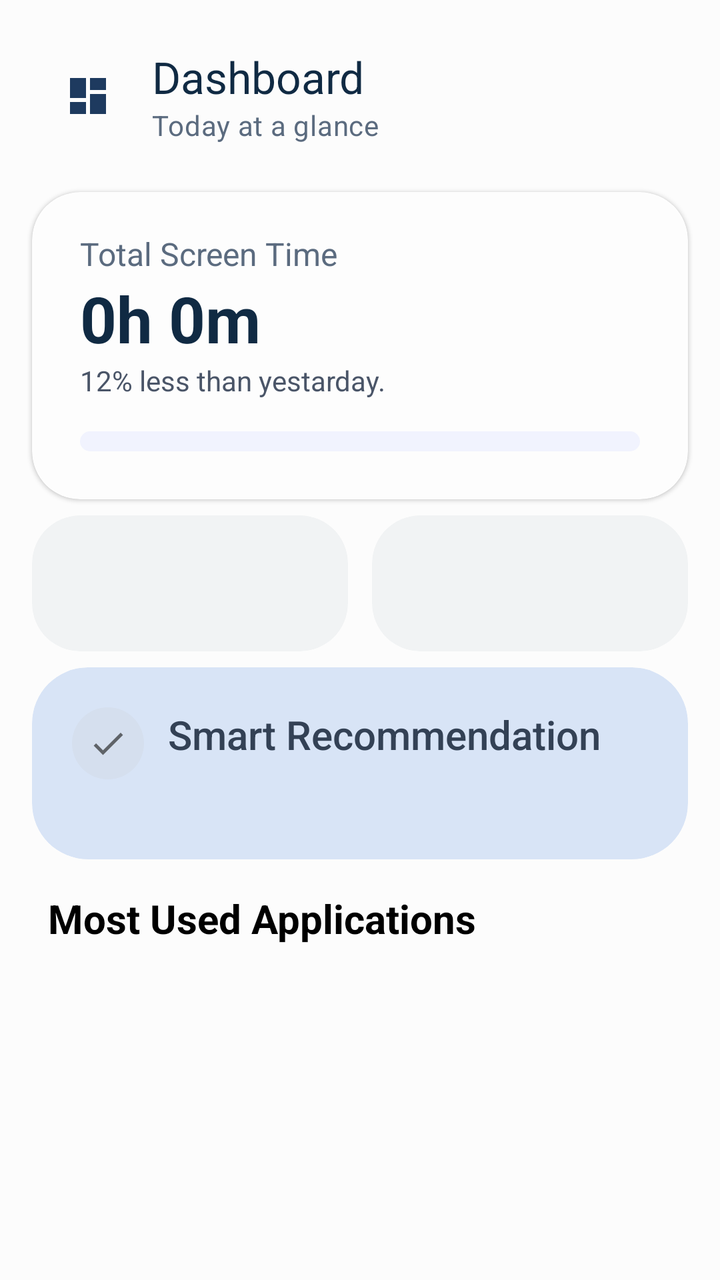
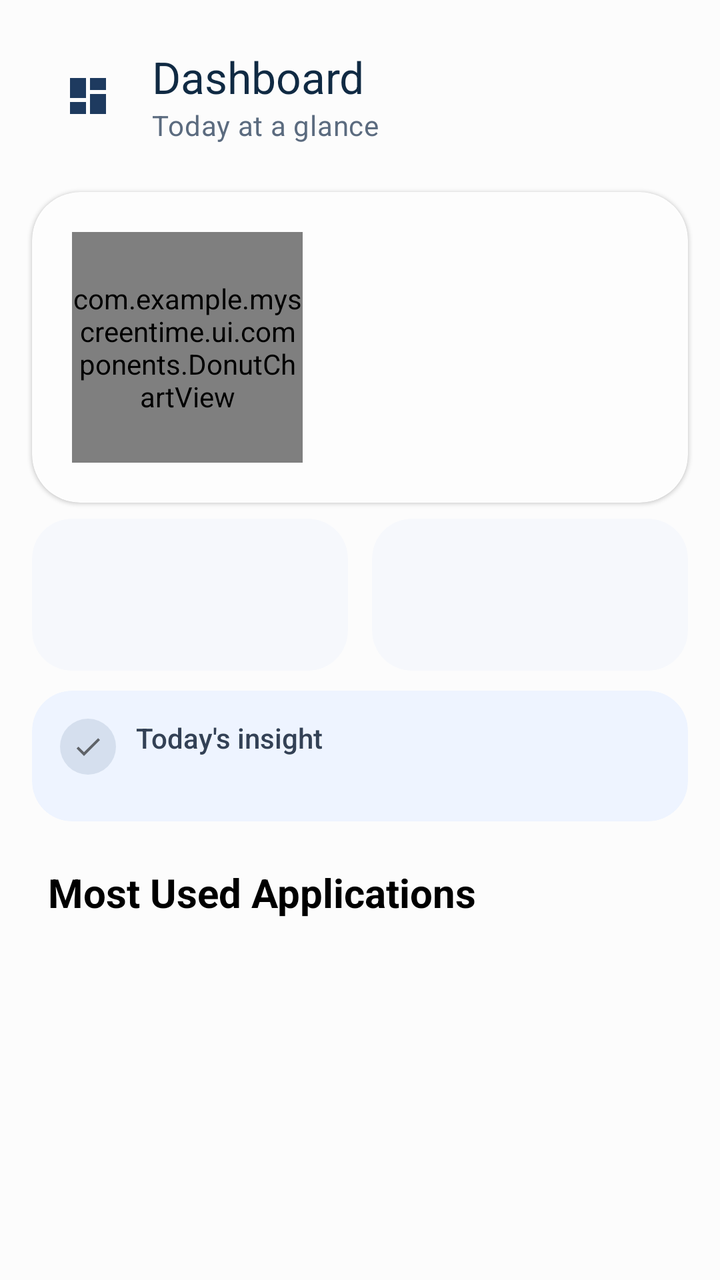

Before-and-after screenshots of an Android layout around one commit, followed by the original layout XML and the change that was made.
<!-- AndroidManifest.xml: application theme Theme.MyScreenTime -->
<!-- res/layout/fragment_dashboard.xml -->
<?xml version="1.0" encoding="utf-8"?>
<androidx.coordinatorlayout.widget.CoordinatorLayout
    xmlns:android="http://schemas.android.com/apk/res/android"
    xmlns:app="http://schemas.android.com/apk/res-auto"
    xmlns:tools="http://schemas.android.com/tools"
    android:layout_width="match_parent"
    android:layout_height="match_parent"
    android:background="@color/new_white"
    tools:context=".fragments.dashboardscreen.DashboardFragment">

    <com.google.android.material.appbar.AppBarLayout
        android:layout_width="match_parent"
        android:layout_height="wrap_content"
        android:background="@android:color/transparent"
        app:elevation="0dp">

        <com.google.android.material.appbar.MaterialToolbar
            android:id="@+id/dashboard_top_app_bar"
            android:layout_width="match_parent"
            android:layout_height="wrap_content"
            android:layout_marginStart="16dp"
            android:layout_marginTop="16dp"
            android:layout_marginEnd="16dp"
            android:backgroundTint="#EEF4FF"
            app:navigationIcon="@drawable/baseline_dashboard_24"
            app:navigationIconTint="#1E3A5F"
            app:title="Dashboard"
            app:subtitle="Today at a glance"
            app:titleCentered="false"
            app:contentInsetStartWithNavigation="24dp"
            app:titleTextAppearance="@style/TextAppearance.Material3.TitleLarge"
            app:titleTextColor="#102A43"
            app:subtitleTextAppearance="@style/TextAppearance.Material3.BodyMedium"
            app:subtitleTextColor="#5B6B7F" />

    </com.google.android.material.appbar.AppBarLayout>

    <androidx.core.widget.NestedScrollView
        android:layout_width="match_parent"
        android:layout_height="match_parent"
        android:fillViewport="true"
        android:overScrollMode="never"
        app:layout_behavior="@string/appbar_scrolling_view_behavior">

        <androidx.constraintlayout.widget.ConstraintLayout
            android:layout_width="match_parent"
            android:layout_height="wrap_content">

            <include
                android:id="@+id/total_time_card"
                layout="@layout/dashboard_total_card"
                android:layout_width="match_parent"
                android:layout_height="wrap_content"
                android:layout_marginStart="16dp"
                android:layout_marginTop="16dp"
                android:layout_marginEnd="16dp"
                app:layout_constraintTop_toTopOf="parent"
                app:layout_constraintStart_toStartOf="parent"
                app:layout_constraintEnd_toEndOf="parent" />

            <LinearLayout
                android:id="@+id/highlights_row"
                android:layout_width="match_parent"
                android:layout_height="wrap_content"
                android:orientation="horizontal"
                android:baselineAligned="false"
                android:layout_marginStart="16dp"
                android:layout_marginTop="8dp"
                android:layout_marginEnd="16dp"
                app:layout_constraintTop_toBottomOf="@id/total_time_card">

                <include
                    android:id="@+id/most_used_app_card"
                    layout="@layout/dashboard_card_highlight"
                    android:layout_width="0dp"
                    android:layout_height="wrap_content"
                    android:layout_weight="1"
                    android:layout_marginEnd="6dp" />

                <include
                    android:id="@+id/last_used_app_card"
                    layout="@layout/dashboard_card_highlight"
                    android:layout_width="0dp"
                    android:layout_height="wrap_content"
                    android:layout_weight="1"
                    android:layout_marginStart="6dp" />

            </LinearLayout>

            <include
                android:id="@+id/insight_card"
                layout="@layout/dashboard_insight_card"
                android:layout_width="match_parent"
                android:layout_height="wrap_content"
                android:layout_marginStart="16dp"
                android:layout_marginTop="8dp"
                android:layout_marginEnd="16dp"
                app:layout_constraintTop_toBottomOf="@id/highlights_row"
                app:layout_constraintStart_toStartOf="parent"
                app:layout_constraintEnd_toEndOf="parent" />

            <TextView
                android:id="@+id/title_text"
                android:layout_width="wrap_content"
                android:layout_height="wrap_content"
                android:layout_marginStart="24dp"
                android:layout_marginTop="16dp"
                android:layout_marginEnd="24dp"
                android:text="Most Used Applications"
                android:textColor="@android:color/black"
                android:textSize="20sp"
                android:textStyle="bold"
                app:layout_constraintTop_toBottomOf="@id/insight_card"
                app:layout_constraintStart_toStartOf="parent" />

            <androidx.recyclerview.widget.RecyclerView
                android:id="@+id/app_list"
                android:layout_width="0dp"
                android:layout_height="wrap_content"
                android:clipToPadding="false"
                android:nestedScrollingEnabled="false"
                android:paddingStart="8dp"
                android:paddingTop="4dp"
                android:paddingEnd="8dp"
                android:paddingBottom="16dp"
                app:layout_constraintTop_toBottomOf="@id/title_text"
                app:layout_constraintBottom_toBottomOf="parent"
                app:layout_constraintStart_toStartOf="parent"
                app:layout_constraintEnd_toEndOf="parent" />

        </androidx.constraintlayout.widget.ConstraintLayout>

    </androidx.core.widget.NestedScrollView>

</androidx.coordinatorlayout.widget.CoordinatorLayout>
<!-- res/layout/dashboard_total_card.xml (included above) -->
<?xml version="1.0" encoding="utf-8"?>
<com.google.android.material.card.MaterialCardView xmlns:android="http://schemas.android.com/apk/res/android"
    xmlns:app="http://schemas.android.com/apk/res-auto"
    android:layout_width="match_parent"
    android:layout_height="wrap_content"
    app:cardBackgroundColor="@color/bright_white"
    app:cardCornerRadius="24dp"
    app:cardElevation="1dp"
    app:strokeWidth="0dp"
    app:cardUseCompatPadding="@android:bool/config_enableMaterialDesignInPackageInstaller">

    <LinearLayout
        android:id="@+id/total_screen_card"
        android:layout_width="match_parent"
        android:layout_height="wrap_content"
        android:orientation="vertical"
        android:paddingLeft="24dp"
        android:paddingTop="20dp"
        android:paddingRight="24dp"
        android:paddingBottom="12dp">

        <TextView
            android:layout_width="wrap_content"
            android:layout_height="wrap_content"
            android:text="Total Screen Time"
            android:textSize="16dp"
            android:textColor="#5B6B7F"
            />

        <TextView
            android:id="@+id/total_screen_textview"
            android:layout_width="wrap_content"
            android:layout_height="wrap_content"
            android:text="0h 0m"
            android:textSize="32dp"
            android:textStyle="bold"
            android:textColor="#102A43"/>

        
        <TextView
            android:id="@+id/percent_comp_textview"
            android:layout_width="wrap_content"
            android:layout_height="wrap_content"
            android:text="12% less than yestarday."
            android:textColor="#4A5568"
            android:textSize="14sp" />

        <LinearLayout
            android:id="@+id/total_screen_breakdown_container"
            android:layout_width="match_parent"
            android:layout_height="10dp"
            android:layout_marginTop="16dp"
            android:orientation="horizontal"
            android:weightSum="1"
            android:background="@drawable/breakdown_bar_background">
            
        </LinearLayout>

        <com.google.android.material.chip.ChipGroup
            android:id="@+id/breakdown_legend_container"
            android:layout_width="match_parent"
            android:layout_height="wrap_content"
            android:layout_marginTop="12dp"
            app:chipSpacingVertical="4dp"
            app:chipSpacingHorizontal="8dp">
            
        </com.google.android.material.chip.ChipGroup>

    </LinearLayout>


</com.google.android.material.card.MaterialCardView>
<!-- res/layout/dashboard_card_highlight.xml (included above) -->
<?xml version="1.0" encoding="utf-8"?>
<com.google.android.material.card.MaterialCardView
    xmlns:android="http://schemas.android.com/apk/res/android"
    xmlns:app="http://schemas.android.com/apk/res-auto"
    android:id="@+id/app_card"
    android:layout_width="match_parent"
    android:layout_height="wrap_content"
    app:cardBackgroundColor="#F1F3F4"
    app:cardCornerRadius="24dp"
    app:strokeWidth="0dp">

    
    <LinearLayout
        android:layout_width="match_parent"
        android:layout_height="wrap_content"
        android:orientation="horizontal"
        android:gravity="center_vertical"
        android:padding="16dp">

        
        <ImageView
            android:id="@+id/iv_app_icon"
            android:layout_width="36dp"
            android:layout_height="36dp"
            android:layout_marginEnd="16dp"
            android:padding="2dp"
            app:tint="#5F6368" />

        
        <LinearLayout
            android:layout_width="0dp"
            android:layout_height="wrap_content"
            android:layout_weight="1"
            android:orientation="vertical">

            <TextView
                android:id="@+id/text_above_app_name"
                android:layout_width="wrap_content"
                android:layout_height="wrap_content"
                android:textColor="#5F6368"
                android:textSize="10sp"
                android:maxLines="1"
                android:ellipsize="end"
                android:fontFamily="sans-serif-medium" />

            <TextView
                android:id="@+id/tv_app_name"
                android:layout_width="wrap_content"
                android:layout_height="wrap_content"
                android:textColor="#000000"
                android:textSize="15sp"
                android:maxLines="1"
                android:ellipsize="end"
                android:fontFamily="sans-serif-bold"
                android:layout_marginTop="1dp" />

        </LinearLayout>

    </LinearLayout>

</com.google.android.material.card.MaterialCardView>
<!-- res/layout/dashboard_insight_card.xml (included above) -->
<?xml version="1.0" encoding="utf-8"?>
<com.google.android.material.card.MaterialCardView xmlns:android="http://schemas.android.com/apk/res/android"
    xmlns:app="http://schemas.android.com/apk/res-auto"
    android:layout_width="match_parent"
    android:layout_height="wrap_content"
    app:cardBackgroundColor="#D8E4F6"
    app:cardCornerRadius="28dp"
    app:strokeWidth="0dp">

    <LinearLayout
        android:layout_width="match_parent"
        android:layout_height="wrap_content"
        android:gravity="top"
        android:orientation="horizontal"
        android:padding="20dp">

        <ImageView
            android:id="@+id/insight_icon"
            android:layout_width="36dp"
            android:layout_height="36dp"
            android:layout_marginEnd="12dp"
            android:background="@drawable/circle_background"
            android:padding="8dp"
            android:src="@drawable/baseline_check_24"
            app:tint="#5F6368" />

        <LinearLayout
            android:layout_width="0dp"
            android:layout_height="wrap_content"
            android:layout_weight="1"
            android:orientation="vertical">

            <TextView
                android:id="@+id/insight_title"
                android:layout_width="wrap_content"
                android:layout_height="wrap_content"
                android:text="Smart Recommendation"
                android:textColor="#334155"
                android:textSize="20sp"
                android:fontFamily="sans-serif-medium" />

            <TextView
                android:id="@+id/insight_body"
                android:layout_width="match_parent"
                android:layout_height="wrap_content"
                android:layout_marginTop="10dp"
                android:lineSpacingExtra="2dp"
                android:textColor="#475569"
                android:textSize="14sp"
                android:fontFamily="sans-serif" />

        </LinearLayout>

    </LinearLayout>

</com.google.android.material.card.MaterialCardView>
<!-- resources referenced by this layout -->
<resources>
  <color name="bright_white">#FDFDFD</color>
  <color name="new_white">#FCFCFC</color>
  <!-- drawable baseline_check_24 (drawable) -->
  <vector xmlns:android="http://schemas.android.com/apk/res/android" android:height="24dp" android:tint="#000000" android:viewportHeight="24" android:viewportWidth="24" android:width="24dp">
        
      <path android:fillColor="@android:color/white" android:pathData="M9,16.17L4.83,12l-1.42,1.41L9,19 21,7l-1.41,-1.41z"/>
      
  </vector>
  <!-- drawable baseline_dashboard_24 (drawable) -->
  <vector xmlns:android="http://schemas.android.com/apk/res/android" android:height="24dp" android:tint="#000000" android:viewportHeight="24" android:viewportWidth="24" android:width="24dp">
        
      <path android:fillColor="@android:color/white" android:pathData="M3,13h8L11,3L3,3v10zM3,21h8v-6L3,15v6zM13,21h8L21,11h-8v10zM13,3v6h8L21,3h-8z"/>
      
  </vector>
  <!-- drawable breakdown_bar_background (drawable) -->
  <?xml version="1.0" encoding="utf-8"?>
  <shape xmlns:android="http://schemas.android.com/apk/res/android"
      android:shape="rectangle">
      <solid android:color="#F1F3FE" />
      <corners android:radius="6dp" />
  </shape>
  <!-- drawable circle_background (drawable) -->
  <?xml version="1.0" encoding="utf-8"?>
  <shape xmlns:android="http://schemas.android.com/apk/res/android"
      android:shape="oval">
      <solid android:color="@color/blue_grey" />
  </shape>
  <style name="Theme.MyScreenTime" parent="Base.Theme.MyScreenTime" />
  <color name="blue_grey">#D5DFEE</color>
  <style name="Base.Theme.MyScreenTime" parent="Theme.Material3.Light.NoActionBar">
          
          
      </style>
</resources>

<!-- the commit's change to res/layout/fragment_dashboard.xml (unified diff, before → after) -->
@@ -93,7 +93,7 @@
                 android:layout_width="match_parent"
                 android:layout_height="wrap_content"
                 android:layout_marginStart="16dp"
-                android:layout_marginTop="8dp"
+                android:layout_marginTop="10dp"
                 android:layout_marginEnd="16dp"
                 app:layout_constraintTop_toBottomOf="@id/highlights_row"
                 app:layout_constraintStart_toStartOf="parent"
@@ -104,7 +104,7 @@
                 android:layout_width="wrap_content"
                 android:layout_height="wrap_content"
                 android:layout_marginStart="24dp"
-                android:layout_marginTop="16dp"
+                android:layout_marginTop="22dp"
                 android:layout_marginEnd="24dp"
                 android:text="Most Used Applications"
                 android:textColor="@android:color/black"
@@ -119,9 +119,9 @@
                 android:layout_height="wrap_content"
                 android:clipToPadding="false"
                 android:nestedScrollingEnabled="false"
-                android:paddingStart="8dp"
-                android:paddingTop="4dp"
-                android:paddingEnd="8dp"
+                android:paddingStart="16dp"
+                android:paddingTop="8dp"
+                android:paddingEnd="16dp"
                 android:paddingBottom="16dp"
                 app:layout_constraintTop_toBottomOf="@id/title_text"
                 app:layout_constraintBottom_toBottomOf="parent"
@@ -145,64 +145,36 @@
     app:strokeWidth="0dp"
     app:cardUseCompatPadding="@android:bool/config_enableMaterialDesignInPackageInstaller">
 
-    <LinearLayout
-        android:id="@+id/total_screen_card"
+    <androidx.constraintlayout.widget.ConstraintLayout
+        android:id="@+id/total_screen_card_root"
         android:layout_width="match_parent"
         android:layout_height="wrap_content"
-        android:orientation="vertical"
-        android:paddingLeft="24dp"
-        android:paddingTop="20dp"
-        android:paddingRight="24dp"
-        android:paddingBottom="12dp">
-
-        <TextView
-            android:layout_width="wrap_content"
+        android:padding="20dp">
+
+        <com.example.myscreentime.ui.components.DonutChartView
+            android:id="@+id/donut_chart"
+            android:layout_width="0dp"
+            android:layout_height="0dp"
+            app:layout_constraintDimensionRatio="1:1"
+            app:layout_constraintStart_toStartOf="parent"
+            app:layout_constraintTop_toTopOf="parent"
+            app:layout_constraintBottom_toBottomOf="parent"
+            app:layout_constraintWidth_percent="0.4" />
+
+        <LinearLayout
+            android:id="@+id/legend_container_vertical"
+            android:layout_width="0dp"
             android:layout_height="wrap_content"
-            android:text="Total Screen Time"
-            android:textSize="16dp"
-            android:textColor="#5B6B7F"
-            />
-
-        <TextView
-            android:id="@+id/total_screen_textview"
-            android:layout_width="wrap_content"
-            android:layout_height="wrap_content"
-            android:text="0h 0m"
-            android:textSize="32dp"
-            android:textStyle="bold"
-            android:textColor="#102A43"/>
-
-        
-        <TextView
-            android:id="@+id/percent_comp_textview"
-            android:layout_width="wrap_content"
-            android:layout_height="wrap_content"
-            android:text="12% less than yestarday."
-            android:textColor="#4A5568"
-            android:textSize="14sp" />
-
-        <LinearLayout
-            android:id="@+id/total_screen_breakdown_container"
-            android:layout_width="match_parent"
-            android:layout_height="10dp"
-            android:layout_marginTop="16dp"
-            android:orientation="horizontal"
-            android:weightSum="1"
-            android:background="@drawable/breakdown_bar_background">
+            android:layout_marginStart="16dp"
+            android:orientation="vertical"
+            app:layout_constraintBottom_toBottomOf="parent"
+            app:layout_constraintEnd_toEndOf="parent"
+            app:layout_constraintStart_toEndOf="@id/donut_chart"
+            app:layout_constraintTop_toTopOf="parent">
             
         </LinearLayout>
 
-        <com.google.android.material.chip.ChipGroup
-            android:id="@+id/breakdown_legend_container"
-            android:layout_width="match_parent"
-            android:layout_height="wrap_content"
-            android:layout_marginTop="12dp"
-            app:chipSpacingVertical="4dp"
-            app:chipSpacingHorizontal="8dp">
-            
-        </com.google.android.material.chip.ChipGroup>
-
-    </LinearLayout>
+    </androidx.constraintlayout.widget.ConstraintLayout>
 
 
 </com.google.android.material.card.MaterialCardView>
@@ -214,8 +186,9 @@
     android:id="@+id/app_card"
     android:layout_width="match_parent"
     android:layout_height="wrap_content"
-    app:cardBackgroundColor="#F1F3F4"
-    app:cardCornerRadius="24dp"
+    app:cardBackgroundColor="#F6F8FC"
+    app:cardCornerRadius="20dp"
+    app:cardElevation="0dp"
     app:strokeWidth="0dp">
 
     
@@ -224,14 +197,14 @@
         android:layout_height="wrap_content"
         android:orientation="horizontal"
         android:gravity="center_vertical"
-        android:padding="16dp">
+        android:padding="18dp">
 
         
         <ImageView
             android:id="@+id/iv_app_icon"
             android:layout_width="36dp"
             android:layout_height="36dp"
-            android:layout_marginEnd="16dp"
+            android:layout_marginEnd="14dp"
             android:padding="2dp"
             app:tint="#5F6368" />
 
@@ -247,7 +220,7 @@
                 android:layout_width="wrap_content"
                 android:layout_height="wrap_content"
                 android:textColor="#5F6368"
-                android:textSize="10sp"
+                android:textSize="12sp"
                 android:maxLines="1"
                 android:ellipsize="end"
                 android:fontFamily="sans-serif-medium" />
@@ -257,7 +230,7 @@
                 android:layout_width="wrap_content"
                 android:layout_height="wrap_content"
                 android:textColor="#000000"
-                android:textSize="15sp"
+                android:textSize="17sp"
                 android:maxLines="1"
                 android:ellipsize="end"
                 android:fontFamily="sans-serif-bold"
@@ -274,8 +247,9 @@
     xmlns:app="http://schemas.android.com/apk/res-auto"
     android:layout_width="match_parent"
     android:layout_height="wrap_content"
-    app:cardBackgroundColor="#D8E4F6"
-    app:cardCornerRadius="28dp"
+    app:cardBackgroundColor="#EEF4FF"
+    app:cardCornerRadius="20dp"
+    app:cardElevation="0dp"
     app:strokeWidth="0dp">
 
     <LinearLayout
@@ -283,15 +257,15 @@
         android:layout_height="wrap_content"
         android:gravity="top"
         android:orientation="horizontal"
-        android:padding="20dp">
+        android:padding="14dp">
 
         <ImageView
             android:id="@+id/insight_icon"
-            android:layout_width="36dp"
-            android:layout_height="36dp"
-            android:layout_marginEnd="12dp"
+            android:layout_width="28dp"
+            android:layout_height="28dp"
+            android:layout_marginEnd="10dp"
             android:background="@drawable/circle_background"
-            android:padding="8dp"
+            android:padding="6dp"
             android:src="@drawable/baseline_check_24"
             app:tint="#5F6368" />
 
@@ -305,19 +279,18 @@
                 android:id="@+id/insight_title"
                 android:layout_width="wrap_content"
                 android:layout_height="wrap_content"
-                android:text="Smart Recommendation"
+                android:text="Today's insight"
                 android:textColor="#334155"
-                android:textSize="20sp"
+                android:textSize="14sp"
                 android:fontFamily="sans-serif-medium" />
 
             <TextView
                 android:id="@+id/insight_body"
                 android:layout_width="match_parent"
                 android:layout_height="wrap_content"
-                android:layout_marginTop="10dp"
-                android:lineSpacingExtra="2dp"
+                android:layout_marginTop="2dp"
                 android:textColor="#475569"
-                android:textSize="14sp"
+                android:textSize="12sp"
                 android:fontFamily="sans-serif" />
 
         </LinearLayout>
<!-- resource entries referenced after the edit -->
@@ -14,13 +14,6 @@
       <path android:fillColor="@android:color/white" android:pathData="M3,13h8L11,3L3,3v10zM3,21h8v-6L3,15v6zM13,21h8L21,11h-8v10zM13,3v6h8L21,3h-8z"/>
       
   </vector>
-  <!-- drawable breakdown_bar_background (drawable) -->
-  <?xml version="1.0" encoding="utf-8"?>
-  <shape xmlns:android="http://schemas.android.com/apk/res/android"
-      android:shape="rectangle">
-      <solid android:color="#F1F3FE" />
-      <corners android:radius="6dp" />
-  </shape>
   <!-- drawable circle_background (drawable) -->
   <?xml version="1.0" encoding="utf-8"?>
   <shape xmlns:android="http://schemas.android.com/apk/res/android"
